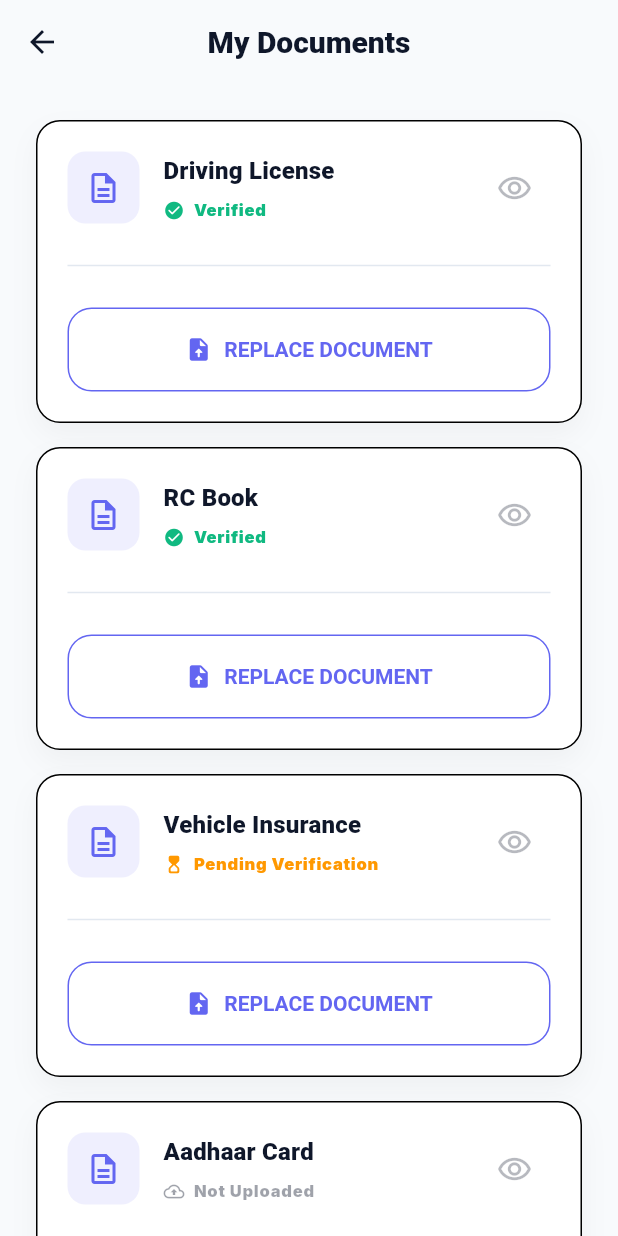
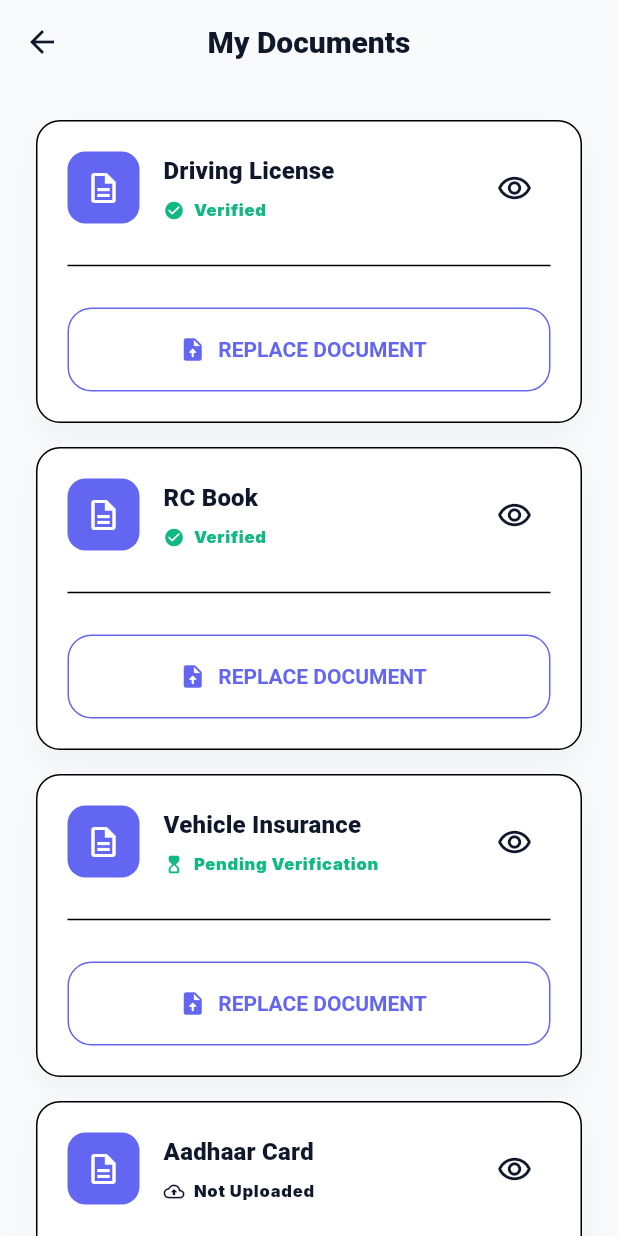
Before and after one commit to pikmycar/pmc_b2b_mobileapp, a Flutter app: the DocumentsScreen screen opened by its route, on a phone screen of 412 x 824 dp. Run offline on Flutter 3.47's test engine with Material 3 defaults, Android fonts, the light colour scheme and no system bars; our stand-ins replace dio, equatable, flutter_bloc, flutter_secure_storage, flutter_svg, geolocator and 7 more; accounts and stored records are empty; project files that could hold a hidden picture were left out.

Commit message:
ui theme checked

```diff
--- a/pikmycar/lib/core/theme/app_theme.dart
+++ b/pikmycar/lib/core/theme/app_theme.dart
@@ -118,7 +118,7 @@
         centerTitle: true,
         iconTheme: IconThemeData(color: AppColors.textPrimaryLight),
       ),
-      cardTheme: CardTheme(
+      cardTheme: CardThemeData(
         color: AppColors.surfaceLight,
         elevation: 0,
         shape: RoundedRectangleBorder(
@@ -173,7 +173,7 @@
         ),
         hintStyle: AppTextStyles.bodyMedium.copyWith(color: AppColors.textSecondaryLight.withOpacity(0.5)),
       ),
-      dialogTheme: DialogTheme(
+      dialogTheme: DialogThemeData(
         backgroundColor: AppColors.surfaceLight,
         elevation: 8,
         shape: RoundedRectangleBorder(borderRadius: BorderRadius.circular(_radiusLarge)),
@@ -232,7 +232,7 @@
         centerTitle: true,
         iconTheme: IconThemeData(color: AppColors.textPrimaryDark),
       ),
-      cardTheme: CardTheme(
+      cardTheme: CardThemeData(
         color: AppColors.surfaceDark,
         elevation: 0,
         shape: RoundedRectangleBorder(
@@ -287,7 +287,7 @@
         ),
         hintStyle: AppTextStyles.bodyMedium.copyWith(color: AppColors.textSecondaryDark.withOpacity(0.5)),
       ),
-      dialogTheme: DialogTheme(
+      dialogTheme: DialogThemeData(
         backgroundColor: AppColors.surfaceDark,
         elevation: 8,
         shape: RoundedRectangleBorder(borderRadius: BorderRadius.circular(_radiusLarge)),
--- a/pikmycar/lib/features/main_driver/settings/screens/documents_screen.dart
+++ b/pikmycar/lib/features/main_driver/settings/screens/documents_screen.dart
@@ -9,9 +9,8 @@
 
   @override
   Widget build(BuildContext context) {
-    final theme = Theme.of(context);
-    final colorScheme = theme.colorScheme;
-    final textTheme = theme.textTheme;
+    final colorScheme = Theme.of(context).colorScheme;
+    final textTheme = Theme.of(context).textTheme;
 
     return Scaffold(
       appBar: AppBar(
@@ -19,7 +18,6 @@
           "My Documents",
           style: textTheme.titleLarge?.copyWith(fontWeight: FontWeight.w900),
         ),
-        centerTitle: true,
       ),
       body: BlocBuilder<SettingsBloc, SettingsState>(
         builder: (context, state) {
@@ -30,11 +28,17 @@
               child: Column(
                 mainAxisAlignment: MainAxisAlignment.center,
                 children: [
-                  Icon(Icons.folder_open_rounded, size: 80, color: colorScheme.onSurface.withOpacity(0.1)),
+                  Icon(
+                    Icons.folder_open_rounded,
+                    size: 80,
+                    color: colorScheme.outlineVariant, // ✅ FIXED
+                  ),
                   const SizedBox(height: 16),
                   Text(
                     "No documents found",
-                    style: textTheme.bodyLarge?.copyWith(color: colorScheme.onSurface.withOpacity(0.5)),
+                    style: textTheme.bodyLarge?.copyWith(
+                      color: colorScheme.onSurfaceVariant, // ✅ FIXED
+                    ),
                   ),
                 ],
               ),
@@ -66,13 +70,17 @@
         color: colorScheme.surface,
         borderRadius: BorderRadius.circular(16),
         border: Border.all(color: colorScheme.outlineVariant),
-        boxShadow: [
-          BoxShadow(
-            color: Colors.black.withOpacity(theme.brightness == Brightness.light ? 0.04 : 0.2),
-            blurRadius: 15,
-            offset: const Offset(0, 8),
-          ),
-        ],
+
+        // ✅ FIXED shadow for dark mode
+        boxShadow: theme.brightness == Brightness.light
+            ? [
+                BoxShadow(
+                  color: Colors.black.withOpacity(0.04),
+                  blurRadius: 15,
+                  offset: const Offset(0, 8),
+                ),
+              ]
+            : [],
       ),
       child: Column(
         children: [
@@ -81,35 +89,49 @@
               Container(
                 padding: const EdgeInsets.all(12),
                 decoration: BoxDecoration(
-                  color: colorScheme.primary.withOpacity(0.1),
+                  color: colorScheme.primaryContainer, // ✅ FIXED
                   borderRadius: BorderRadius.circular(12),
                 ),
-                child: Icon(Icons.description_outlined, color: colorScheme.primary),
+                child: Icon(
+                  Icons.description_outlined,
+                  color: colorScheme.onPrimaryContainer, // ✅ FIXED
+                ),
               ),
               const SizedBox(width: 16),
+
               Expanded(
                 child: Column(
                   crossAxisAlignment: CrossAxisAlignment.start,
                   children: [
                     Text(
                       doc.title,
-                      style: textTheme.titleMedium?.copyWith(fontWeight: FontWeight.w900),
+                      style: textTheme.titleMedium?.copyWith(
+                        fontWeight: FontWeight.w900,
+                      ),
                     ),
                     const SizedBox(height: 6),
                     _buildStatusBadge(context, doc.status),
                   ],
                 ),
               ),
+
               IconButton(
-                icon: Icon(Icons.remove_red_eye_outlined, color: colorScheme.onSurface.withOpacity(0.3)),
+                icon: Icon(
+                  Icons.remove_red_eye_outlined,
+                  color: colorScheme.onSurfaceVariant, // ✅ FIXED
+                ),
                 onPressed: () {},
               ),
             ],
           ),
-          const Padding(
-            padding: EdgeInsets.symmetric(vertical: 16.0),
-            child: Divider(),
+
+          Padding(
+            padding: const EdgeInsets.symmetric(vertical: 16.0),
+            child: Divider(
+              color: colorScheme.outlineVariant, // ✅ FIXED
+            ),
           ),
+
           Row(
             children: [
               Expanded(
@@ -117,9 +139,6 @@
                   onPressed: () {},
                   icon: const Icon(Icons.upload_file_rounded, size: 18),
                   label: const Text("REPLACE DOCUMENT"),
-                  style: OutlinedButton.styleFrom(
-                    padding: const EdgeInsets.symmetric(vertical: 12),
-                  ),
                 ),
               ),
             ],
@@ -133,28 +152,31 @@
     final colorScheme = Theme.of(context).colorScheme;
     final textTheme = Theme.of(context).textTheme;
 
-    Color color;
-    String text;
-    IconData icon;
+    late Color color;
+    late String text;
+    late IconData icon;
 
     switch (status) {
       case DocumentStatus.verified:
-        color = colorScheme.secondary; // Primary success color
+        color = colorScheme.secondary;
         text = "Verified";
         icon = Icons.check_circle_rounded;
         break;
+
       case DocumentStatus.pending:
-        color = Colors.orange;
+        color = colorScheme.tertiary; // ✅ FIXED (no hardcoded orange)
         text = "Pending Verification";
         icon = Icons.hourglass_top_rounded;
         break;
+
       case DocumentStatus.rejected:
         color = colorScheme.error;
         text = "Rejected";
         icon = Icons.error_rounded;
         break;
+
       case DocumentStatus.notUploaded:
-        color = colorScheme.onSurface.withOpacity(0.4);
+        color = colorScheme.onSurfaceVariant; // ✅ FIXED
         text = "Not Uploaded";
         icon = Icons.cloud_upload_outlined;
         break;
```
Also changed, not shown: pikmycar/pubspec.lock.
